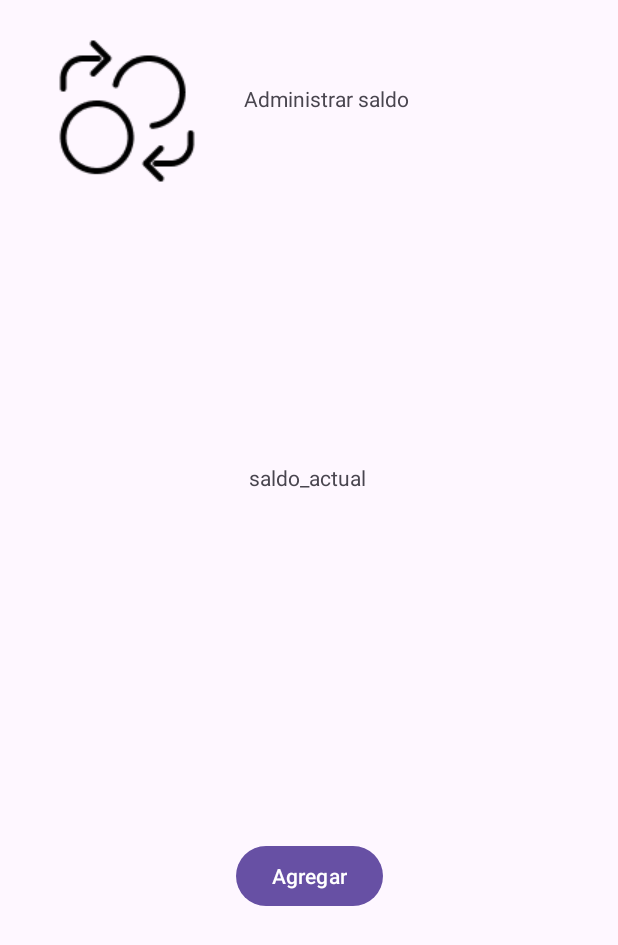
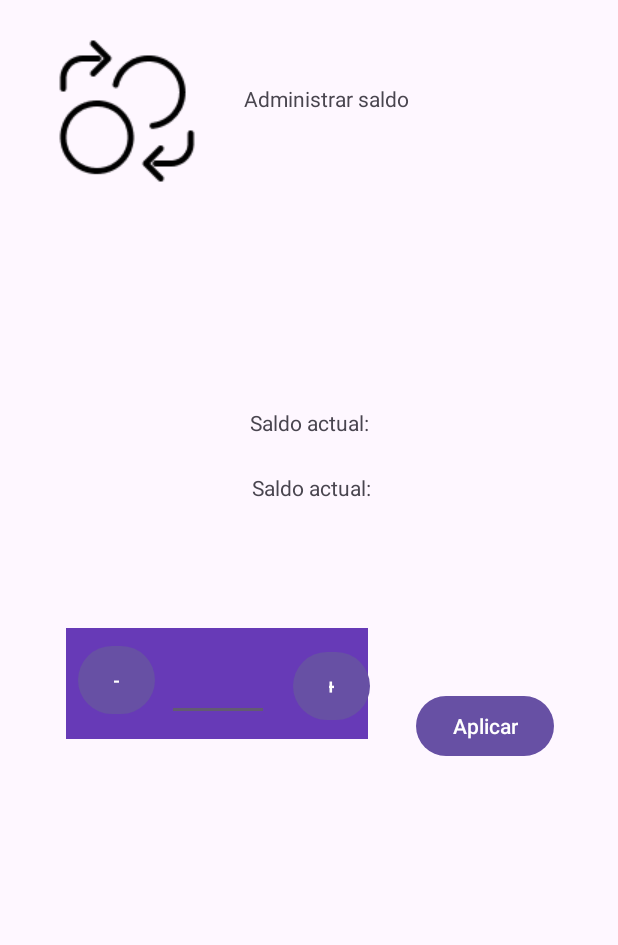
Before and after one commit to Tonalga69/casinoMoviles, an Android app: the SaldoActivity screen opened directly, with no data from a screen before it, on a phone screen of 412 x 824 dp. Shown: the top 945 px of the screen. Run offline under Robolectric (Android 15) with nearby library versions, the phone set to English and light mode, and no system bars; Roboto replaces fonts that are not available here; 1 statement that could not run was skipped.

Commit message:
add bton aplicar y diseño del monto puesto

```diff
--- a/app/src/main/res/layout/activity_saldos.xml
+++ b/app/src/main/res/layout/activity_saldos.xml
@@ -4,6 +4,19 @@
     android:id="@+id/buttonAgregar"
     android:layout_width="match_parent"
     android:layout_height="match_parent">
+
+    <TextView
+        android:id="@+id/txtBackground5"
+        android:layout_width="201dp"
+        android:layout_height="74dp"
+        android:layout_marginTop="84dp"
+        android:background="#673AB7"
+        app:layout_constraintBottom_toBottomOf="parent"
+        app:layout_constraintEnd_toEndOf="parent"
+        app:layout_constraintHorizontal_bias="0.209"
+        app:layout_constraintStart_toStartOf="parent"
+        app:layout_constraintTop_toBottomOf="@+id/tvSaldo"
+        app:layout_constraintVertical_bias="0.0" />
 
     <TextView
         android:id="@+id/titulosaldo"
@@ -16,19 +29,6 @@
         app:layout_constraintHorizontal_bias="0.0"
         app:layout_constraintStart_toEndOf="@+id/imageView"
         app:layout_constraintTop_toTopOf="parent" />
-
-    <TextView
-        android:id="@+id/tvSaldo"
-        android:layout_width="wrap_content"
-        android:layout_height="wrap_content"
-        android:layout_marginTop="208dp"
-        android:text="@string/saldo_actual"
-        app:layout_constraintBottom_toBottomOf="parent"
-        app:layout_constraintEnd_toEndOf="parent"
-        app:layout_constraintHorizontal_bias="0.498"
-        app:layout_constraintStart_toStartOf="parent"
-        app:layout_constraintTop_toBottomOf="@+id/titulosaldo"
-        app:layout_constraintVertical_bias="0.009" />
 
     <ImageView
         android:id="@+id/imageView"
@@ -48,9 +48,65 @@
         android:id="@+id/button"
         android:layout_width="wrap_content"
         android:layout_height="wrap_content"
-        android:layout_marginBottom="216dp"
-        android:text="@string/agregar"
+        android:text="@string/aplicar"
         app:layout_constraintBottom_toBottomOf="parent"
         app:layout_constraintEnd_toEndOf="parent"
-        app:layout_constraintStart_toStartOf="parent" />
+        app:layout_constraintHorizontal_bias="0.428"
+        app:layout_constraintStart_toEndOf="@+id/txtBackground5"
+        app:layout_constraintTop_toBottomOf="@+id/tvSaldo"
+        app:layout_constraintVertical_bias="0.284" />
+
+    <TextView
+        android:id="@+id/tvSaldo"
+        android:layout_width="wrap_content"
+        android:layout_height="wrap_content"
+        android:layout_marginTop="24dp"
+        android:text="@string/saldo_actual"
+        app:layout_constraintEnd_toEndOf="parent"
+        app:layout_constraintHorizontal_bias="0.506"
+        app:layout_constraintStart_toStartOf="parent"
+        app:layout_constraintTop_toBottomOf="@+id/tvSaldoview" />
+
+    <TextView
+        android:id="@+id/tvSaldoview"
+        android:layout_width="wrap_content"
+        android:layout_height="wrap_content"
+        android:layout_marginTop="176dp"
+        android:text="@string/saldo_actual"
+        app:layout_constraintEnd_toEndOf="parent"
+        app:layout_constraintHorizontal_bias="0.502"
+        app:layout_constraintStart_toStartOf="parent"
+        app:layout_constraintTop_toBottomOf="@+id/titulosaldo" />
+
+    <EditText
+        android:id="@+id/editTextBet3"
+        android:layout_width="68dp"
+        android:layout_height="46dp"
+        android:layout_marginStart="8dp"
+        android:layout_marginTop="16dp"
+        android:ems="10"
+        android:inputType="text"
+        app:layout_constraintStart_toEndOf="@+id/btnMinusBet3"
+        app:layout_constraintTop_toTopOf="@+id/txtBackground5" />
+
+    <Button
+        android:id="@+id/btnPlusBet3"
+        android:layout_width="51dp"
+        android:layout_height="53dp"
+        android:layout_marginStart="16dp"
+        android:layout_marginTop="12dp"
+        android:text="@string/plus"
+        app:layout_constraintStart_toEndOf="@+id/editTextBet3"
+        app:layout_constraintTop_toTopOf="@+id/txtBackground5" />
+
+    <Button
+        android:id="@+id/btnMinusBet3"
+        android:layout_width="51dp"
+        android:layout_height="53dp"
+        android:layout_marginStart="8dp"
+        android:layout_marginTop="8dp"
+        android:text="@string/minus"
+        app:layout_constraintStart_toStartOf="@+id/txtBackground5"
+        app:layout_constraintTop_toTopOf="@+id/txtBackground5" />
+
 </androidx.constraintlayout.widget.ConstraintLayout>
--- a/app/src/main/res/values/strings.xml
+++ b/app/src/main/res/values/strings.xml
@@ -29,7 +29,9 @@
     <string name="ruleta">Ruleta</string>
     <string name="spin">Spin</string>
     <string name="administrar_saldo">Administrar saldo</string>
-    <string name="saldo_actual">saldo_actual</string>
+    <string name="saldo_actual">Saldo actual:</string>
     <string name="agregar">Agregar</string>
     <string name="imagen_de_administrar_saldo">imagen de administrar saldo</string>
+    <string name="plus">+</string>
+    <string name="minus">-</string>
 </resources>
```
